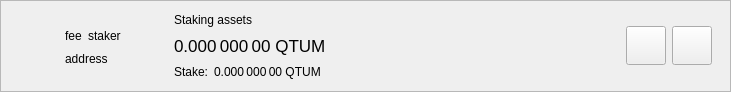
Before: the Qt Designer form src/qt/forms/delegationitemwidget.ui in qtumproject/qtum, drawn with Qt 5.
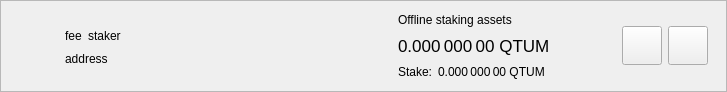
After: the same form once the commit is applied.

Commit message: Update staker and delegation widget

```diff
--- a/src/qt/forms/delegationitemwidget.ui
+++ b/src/qt/forms/delegationitemwidget.ui
@@ -6,7 +6,7 @@
    <rect>
     <x>0</x>
     <y>0</y>
-    <width>731</width>
+    <width>727</width>
     <height>92</height>
    </rect>
   </property>
@@ -98,7 +98,13 @@
               </item>
               <item alignment="Qt::AlignLeft">
                <widget class="QWidget" name="widgetDelegation" native="true">
-                <layout class="QHBoxLayout" name="horizontalLayout_2">
+                <property name="minimumSize">
+                 <size>
+                  <width>280</width>
+                  <height>0</height>
+                 </size>
+                </property>
+                <layout class="QHBoxLayout" name="horizontalLayout_2" stretch="0,0,1">
                  <property name="leftMargin">
                   <number>0</number>
                  </property>
@@ -209,7 +215,7 @@
                <item>
                 <widget class="QLabel" name="labelAssetsText">
                  <property name="text">
-                  <string>Staking assets</string>
+                  <string>Offline staking assets</string>
                  </property>
                  <property name="alignment">
                   <set>Qt::AlignLeading|Qt::AlignLeft|Qt::AlignVCenter</set>
```
The commit also changes 1 other file.
